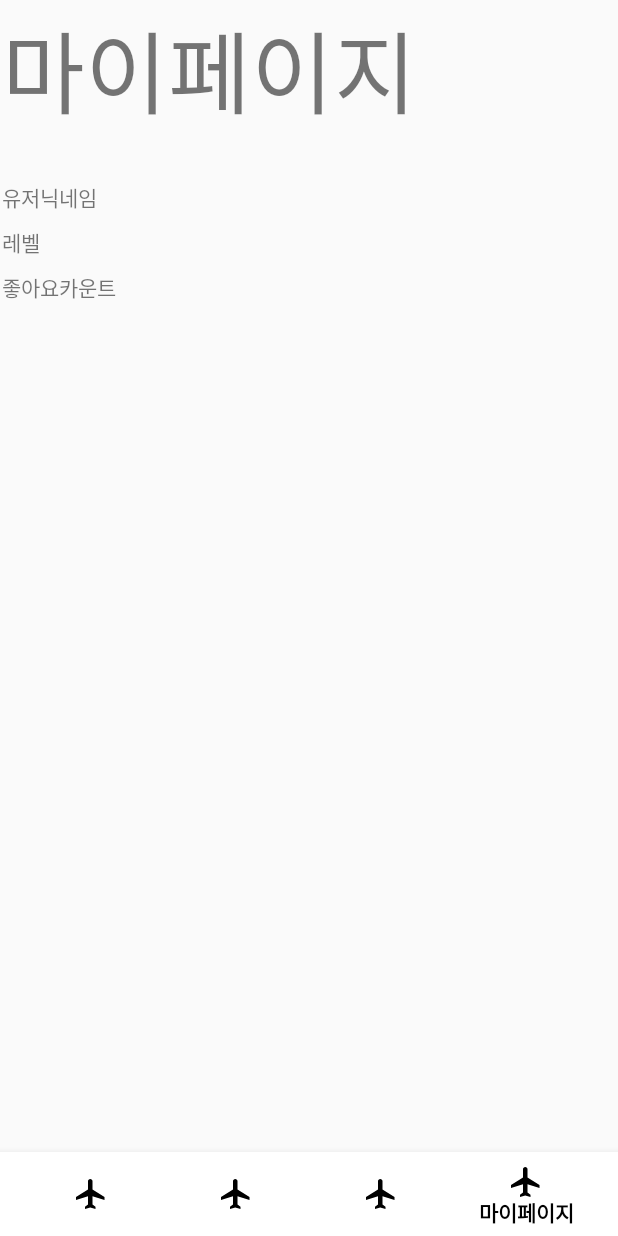
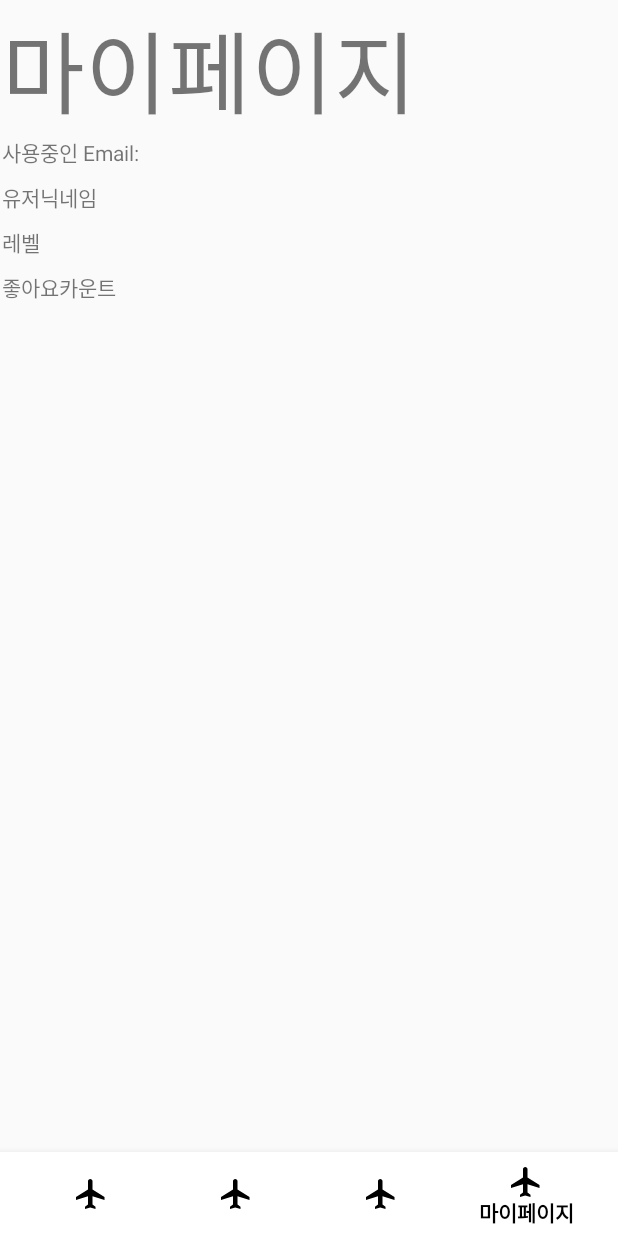
Before and after one commit to yangseongyeal2/Toeilet-Bowl, an Android app: the fragment mypage placed in its activity, item 4 of the bottom bar chosen, on a phone screen of 412 x 824 dp. Run offline under Robolectric (Android 15) with nearby library versions, the phone set to English and light mode, and no system bars; our stand-ins replace Firebase (no records; nobody signed in at launch, a user with empty details on screens opened directly); 3 statements that could not run were skipped.

Commit message:
시간추가 완료

```diff
--- a/app/src/main/java/com/example/toilet_bowl/Adapter/HomeAdapter.java
+++ b/app/src/main/java/com/example/toilet_bowl/Adapter/HomeAdapter.java
@@ -48,7 +48,10 @@ public class HomeAdapter extends RecyclerView.Adapter<HomeAdapter.HomeAdapterVie
         holder.mLikecount.setText(String.valueOf(boardInfo.getUidList().size()-1));
         holder.mReplycount.setText(String.valueOf(boardInfo.getReplycount()));
         holder.mViewcount.setText(String.valueOf(boardInfo.getViewcount()));
-        holder.mCreated_at.setText(boardInfo.getDate().toString());
+        String date=boardInfo.getDate().toString();
+        String date1=date.substring(11,16);
+        String date2=date.substring(0,13)+" "+date.substring(30,34);
+        holder.mCreated_at.setText(date1);
 
 
     }
--- a/app/src/main/java/com/example/toilet_bowl/Adapter/HomeAdapter2.java
+++ b/app/src/main/java/com/example/toilet_bowl/Adapter/HomeAdapter2.java
@@ -52,6 +52,10 @@ public class HomeAdapter2 extends RecyclerView.Adapter<HomeAdapter2.HomeAdapter2
         holder.mLikecount.setText(String.valueOf(boardInfo.getUidList().size() - 1));
         holder.mReplycount.setText(String.valueOf(boardInfo.getReplycount()));
         holder.mViewcount.setText(String.valueOf(boardInfo.getViewcount()));
+        String date=boardInfo.getDate().toString();
+        String date1=date.substring(11,16);
+        String date2=date.substring(0,13)+" "+date.substring(30,34);
+        holder.mCreated_at.setText(date1);
     }
 
     @Override
@@ -64,6 +68,7 @@ public class HomeAdapter2 extends RecyclerView.Adapter<HomeAdapter2.HomeAdapter2
         private TextView mLikecount;
         private TextView mReplycount;
         private TextView mViewcount;
+        private TextView mCreated_at;
 
         public HomeAdapter2ViewHolder(@NonNull View itemView) {
             super(itemView);
@@ -71,6 +76,7 @@ public class HomeAdapter2 extends RecyclerView.Adapter<HomeAdapter2.HomeAdapter2
             mLikecount = itemView.findViewById(R.id.item_home_like_TextView);
             mReplycount = itemView.findViewById(R.id.item_home_replycount_TextView);
             mViewcount = itemView.findViewById(R.id.item_home_viewcount_TextView);
+            mCreated_at=itemView.findViewById(R.id.item_home_created_at);
 
             itemView.setOnClickListener(new View.OnClickListener() {//클릭했을때
                 @Override
--- a/app/src/main/java/com/example/toilet_bowl/Main/Fragment/mypage.java
+++ b/app/src/main/java/com/example/toilet_bowl/Main/Fragment/mypage.java
@@ -1,5 +1,6 @@
 package com.example.toilet_bowl.Main.Fragment;
 
+import android.annotation.SuppressLint;
 import android.os.Bundle;
 import android.view.LayoutInflater;
 import android.view.View;
@@ -36,26 +37,23 @@ public class mypage extends Fragment {
         mNickname=view.findViewById(R.id.mypage_Nickname);
         mUserNickname=view.findViewById(R.id.mypage_UserNickname);
         mLikecount=view.findViewById(R.id.mypage_likecount);
-
-
         RetrieveALL();
-
-
-
         return view;
     }
 
     private void RetrieveALL() {
+        assert firebaseUser != null;
         mStore.collection("users").document(firebaseUser.getUid()).get().addOnCompleteListener(new OnCompleteListener<DocumentSnapshot>() {
+            @SuppressLint("SetTextI18n")
             @Override
             public void onComplete(@NonNull Task<DocumentSnapshot> task) {
                 if(task.getResult()!=null){
                     FirebaseUserModel fm=task.getResult().toObject(FirebaseUserModel.class);
-                    mEmail.setText(firebaseUser.getEmail());
-                    mNickname.setText(fm.getNickname());
-                    mUserNickname.setText(fm.getUserNickName());
-                    mLikecount.setText(String.valueOf(fm.getLikecount()));
-
+                    mEmail.setText("사용중인 Email:"+firebaseUser.getEmail());
+                    assert fm != null;
+                    mNickname.setText("현재 레벨"+fm.getNickname());
+                    mUserNickname.setText("닉네임:"+fm.getUserNickName());
+                    mLikecount.setText("좋아요 받은 갯수:"+String.valueOf(fm.getLikecount()));
                 }
 
 
--- a/app/src/main/java/com/example/toilet_bowl/Main/MainActivity.java
+++ b/app/src/main/java/com/example/toilet_bowl/Main/MainActivity.java
@@ -7,7 +7,7 @@ import androidx.fragment.app.FragmentTransaction;
 
 import android.content.Intent;
 import android.os.Bundle;
-import android.util.Log;
+
 import android.view.MenuItem;
 
 import com.example.toilet_bowl.Main.Fragment.Board;
@@ -24,11 +24,9 @@ import com.google.firebase.iid.FirebaseInstanceId;
 import com.google.firebase.messaging.FirebaseMessaging;
 
 import java.util.Date;
+import java.util.Objects;
 
 public class MainActivity extends AppCompatActivity {
-    private BottomNavigationView bottomNavigationView;
-    private FragmentManager fm;
-    private FragmentTransaction ft;
     private Board board;
     private Home home;
     private Notifications notifications;
@@ -50,7 +48,7 @@ public class MainActivity extends AppCompatActivity {
 //            sendUserInfoToServer();
 //        }
 
-        bottomNavigationView = findViewById(R.id.bottomNavi);
+        BottomNavigationView bottomNavigationView = findViewById(R.id.bottomNavi);
 
         bottomNavigationView.setOnNavigationItemSelectedListener(new BottomNavigationView.OnNavigationItemSelectedListener() {
             @Override
@@ -83,8 +81,8 @@ public class MainActivity extends AppCompatActivity {
     }
 
     private void setFrag(int n) {
-        fm = getSupportFragmentManager();
-        ft = fm.beginTransaction();
+        FragmentManager fm = getSupportFragmentManager();
+        FragmentTransaction ft = fm.beginTransaction();
         switch (n) {
             case 0:
                 ft.replace(R.id.main_frame, home);
@@ -102,15 +100,16 @@ public class MainActivity extends AppCompatActivity {
                 ft.replace(R.id.main_frame, mypage);
                 ft.commit();
                 break;
+            default:
+                throw new IllegalStateException("Unexpected value: " + n);
         }
     }
 
     private void sendUserInfoToServer(String UserNickName) {//토큰 서버에 보내기
-        String uid = FirebaseAuth.getInstance().getCurrentUser().getUid();
+        String uid = Objects.requireNonNull(FirebaseAuth.getInstance().getCurrentUser()).getUid();
         FirebaseMessaging.getInstance().subscribeToTopic(uid);//자기 아이디 구독
         String token = FirebaseInstanceId.getInstance().getToken();
 
-        Log.d("Token", token);
         FirebaseUserModel firebaseUserModel = new FirebaseUserModel(
                 token
                 , uid
```
Also changed, not shown: app/src/main/java/com/example/toilet_bowl/Adapter/BoardAdapter.java (+6 -1 lines), app/src/main/res/layout/item_board.xml (+36 -30 lines), app/src/main/res/layout/item_home.xml (+18 -18 lines), 1 other file.
